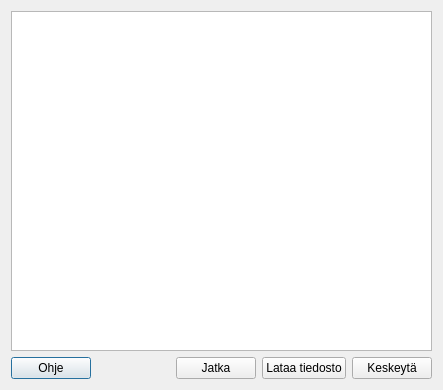
artoh/kitupiikki, file kitupiikki/tilinpaatoseditori/tpaloitus.ui: the form before one commit.
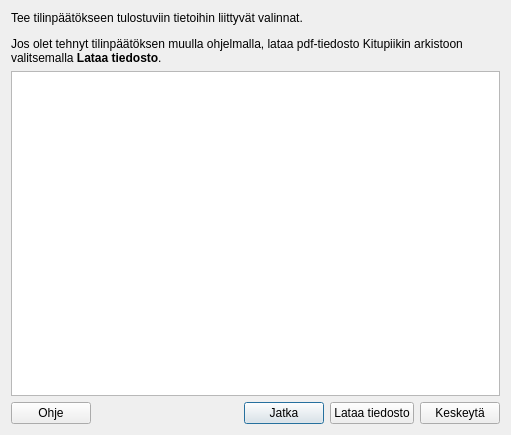
The form after the commit. Icons and pictures are not drawn.

Commit message: Tilinpäätösvalinnat tallentuu

What changed in the file:
```diff
--- a/kitupiikki/tilinpaatoseditori/tpaloitus.ui
+++ b/kitupiikki/tilinpaatoseditori/tpaloitus.ui
@@ -6,14 +6,24 @@
    <rect>
     <x>0</x>
     <y>0</y>
-    <width>443</width>
-    <height>390</height>
+    <width>511</width>
+    <height>435</height>
    </rect>
   </property>
   <property name="windowTitle">
    <string>Tilinpäätöksen valinnat</string>
   </property>
   <layout class="QVBoxLayout" name="verticalLayout">
+   <item>
+    <widget class="QLabel" name="label">
+     <property name="text">
+      <string>&lt;html&gt;&lt;head/&gt;&lt;body&gt;&lt;p&gt;Tee tilinpäätökseen tulostuviin tietoihin liittyvät valinnat.&lt;/p&gt;&lt;p&gt;Jos olet tehnyt tilinpäätöksen muulla ohjelmalla, lataa pdf-tiedosto Kitupiikin arkistoon valitsemalla &lt;span style=&quot; font-weight:600;&quot;&gt;Lataa tiedosto&lt;/span&gt;.&lt;/p&gt;&lt;/body&gt;&lt;/html&gt;</string>
+     </property>
+     <property name="wordWrap">
+      <bool>true</bool>
+     </property>
+    </widget>
+   </item>
    <item>
     <widget class="QListView" name="view"/>
    </item>
@@ -44,6 +54,13 @@
        <property name="text">
         <string>Jatka</string>
        </property>
+       <property name="icon">
+        <iconset resource="../pic/pic.qrc">
+         <normaloff>:/pic/ok.png</normaloff>:/pic/ok.png</iconset>
+       </property>
+       <property name="default">
+        <bool>true</bool>
+       </property>
       </widget>
      </item>
      <item>
```
Left out of the diff: 18 changed lines with no effect on the pictures. The commit also changes 5 other files.
